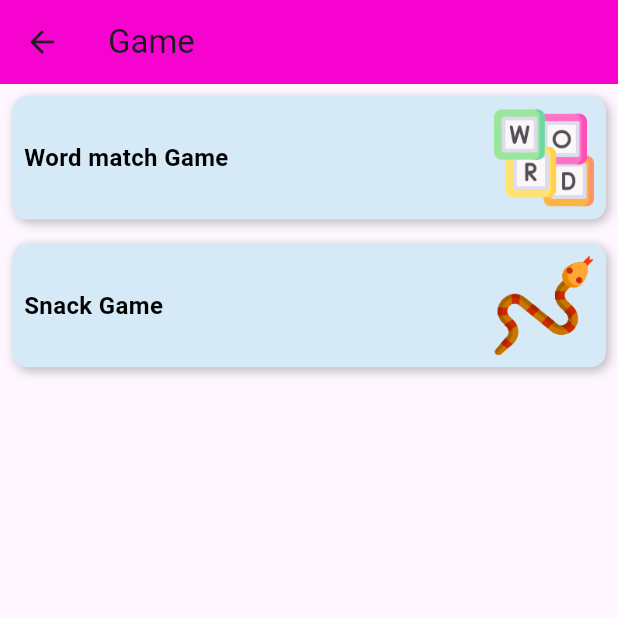
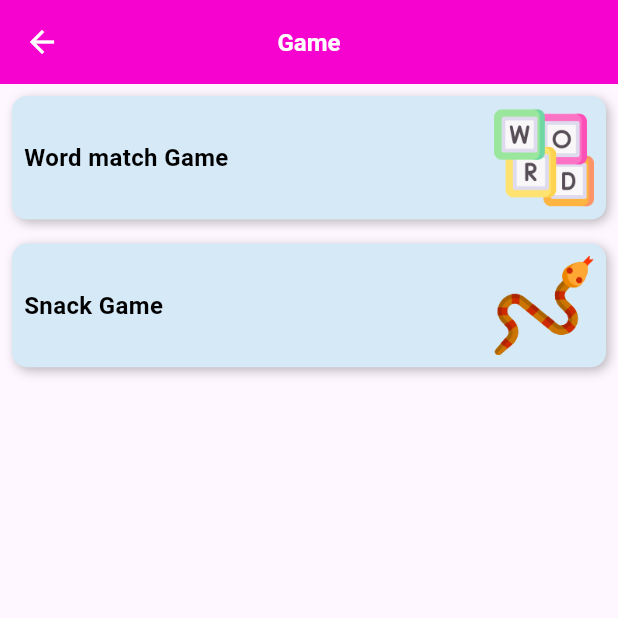
Before and after one commit to santoshsharma9757/Subidha-All-in-One, a Flutter app: the GameMainScreen screen opened by its route, on a phone screen of 412 x 824 dp, the top half of it. Run offline on Flutter 3.47's test engine with Material 3 defaults, Android fonts, the phone set to English and light mode, and no system bars; our stand-ins replace carousel_slider, expansion_tile_card, hive_flutter; missing offline and left inert: nepali_date_picker, nepali_utils; accounts and stored records are empty; network calls fail.

Commit message:
second commit

```diff
--- a/lib/view/main_screen.dart
+++ b/lib/view/main_screen.dart
@@ -45,7 +45,7 @@ class _MainScreenState extends State<MainScreen> {
   Widget build(BuildContext context) {
     return Scaffold(
         appBar: const ReusableAppBar(
-          title: "Hamro Smart Life",
+          title: "Subidha-All in One",
           centerTitle: true,
         ),
         body: SingleChildScrollView(
--- a/lib/view/screens/game/main_game_screen.dart
+++ b/lib/view/screens/game/main_game_screen.dart
@@ -1,10 +1,10 @@
 import 'dart:developer';
 
 import 'package:flutter/material.dart';
-import 'package:hamro_smart_life/constant/app_constant.dart';
 import 'package:hamro_smart_life/constant/app_screen_utils.dart';
 import 'package:hamro_smart_life/constant/app_text_style.dart';
 import 'package:hamro_smart_life/utils/app_utils.dart';
+import 'package:hamro_smart_life/utils/widgets/reusable_appbar.dart';
 import 'package:hamro_smart_life/utils/widgets/reusable_container_widget.dart';
 
 class GameMainScreen extends StatefulWidget {
@@ -42,10 +42,7 @@ class _GameMainScreenState extends State<GameMainScreen> {
   @override
   Widget build(BuildContext context) {
     return Scaffold(
-        appBar: AppBar(
-          backgroundColor: AppColors.primary,
-          title: const Text('Game'),
-        ),
+       appBar: const ReusableAppBar(title: "Game"),
         body: ListView.builder(
             itemCount: gameTitle.length,
             itemBuilder: (context, index) {
--- a/lib/view/screens/simple_interest/simple_interest_screen.dart
+++ b/lib/view/screens/simple_interest/simple_interest_screen.dart
@@ -2,6 +2,7 @@ import 'package:flutter/material.dart';
 import 'package:hamro_smart_life/constant/app_constant.dart';
 import 'package:hamro_smart_life/constant/app_string.dart';
 import 'package:hamro_smart_life/constant/app_text_style.dart';
+import 'package:hamro_smart_life/utils/widgets/reusable_appbar.dart';
 import 'package:hamro_smart_life/utils/widgets/reusable_textformfield.dart';
 import 'package:hamro_smart_life/view_model/simple_interest_notifier.dart';
 import 'package:provider/provider.dart';
@@ -33,9 +34,7 @@ class _SimpleInterestScreenState extends State<SimpleInterestScreen> {
   @override
   Widget build(BuildContext context) {
     return Scaffold(
-      appBar: AppBar(
-        title: const Text(SIString.sadharanByaj),
-      ),
+      appBar: const ReusableAppBar(title: SIString.sadharanByaj),
       body: Padding(
         padding: const EdgeInsets.all(16.0),
         child: Form(
```
